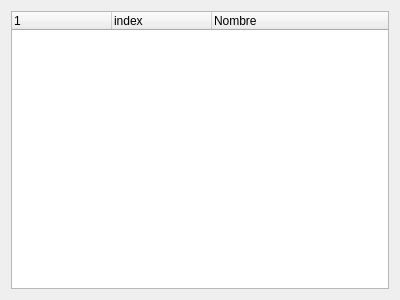
Before: the Qt Designer form ui/bookies.ui in soker90/betcon, drawn with Qt 5.
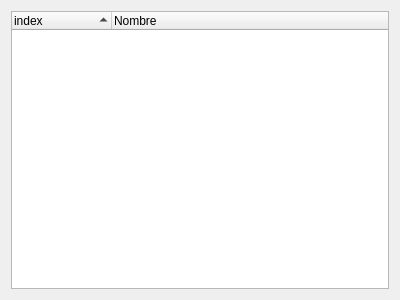
After: the same form once the commit is applied.

```diff
--- a/ui/bookies.ui
+++ b/ui/bookies.ui
@@ -16,11 +16,24 @@
   <layout class="QVBoxLayout" name="verticalLayout">
    <item>
     <widget class="QTreeWidget" name="treeMain">
-     <column>
-      <property name="text">
-       <string notr="true"/>
-      </property>
-     </column>
+     <property name="alternatingRowColors">
+      <bool>false</bool>
+     </property>
+     <property name="uniformRowHeights">
+      <bool>false</bool>
+     </property>
+     <property name="sortingEnabled">
+      <bool>true</bool>
+     </property>
+     <attribute name="headerCascadingSectionResizes">
+      <bool>false</bool>
+     </attribute>
+     <attribute name="headerShowSortIndicator" stdset="0">
+      <bool>true</bool>
+     </attribute>
+     <attribute name="headerStretchLastSection">
+      <bool>true</bool>
+     </attribute>
      <column>
       <property name="text">
        <string>index</string>
```
